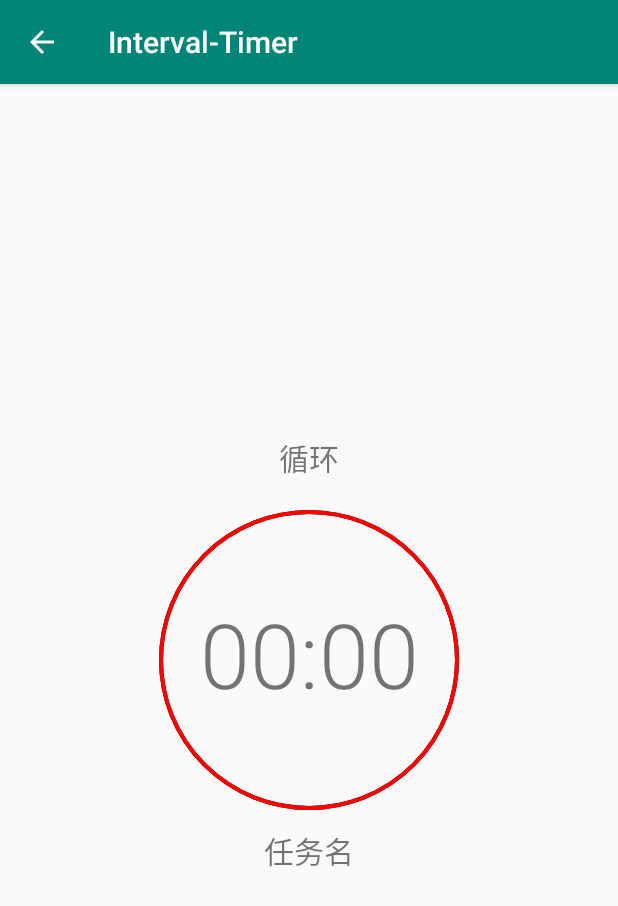
After one commit to lazystitan/Interval-Timer, an Android app: the CountDownActivity screen opened directly, with no data from a screen before it, on a phone screen of 412 x 824 dp. The commit adds this screen. Shown: the top 906 px of the screen. Run offline under Robolectric (Android 15) with nearby library versions, the phone set to English and light mode, and no system bars; libraries missing offline, so code that uses them is left out: com.alibaba.fastjson; 2 statements that could not run were skipped.

Commit message:
CountDownTimer是多进程的，操

```diff
--- a/app/src/main/AndroidManifest.xml
+++ b/app/src/main/AndroidManifest.xml
@@ -10,6 +10,12 @@
         android:roundIcon="@mipmap/ic_launcher_round"
         android:supportsRtl="true"
         android:theme="@style/AppTheme">
+
+        <activity android:name=".CountDownActivity"
+            android:parentActivityName=".MainActivity"
+            >
+
+        </activity>
         <activity android:name=".EditTaskActivity"
             android:parentActivityName=".MainActivity"
             >
--- /dev/null
+++ b/app/src/main/java/com/riton/interval_timer/CountDownActivity.java
@@ -0,0 +1,133 @@
+package com.riton.interval_timer;
+
+import android.app.AlertDialog;
+import android.content.DialogInterface;
+import android.content.Intent;
+import android.os.Bundle;
+import android.os.CountDownTimer;
+import android.os.SystemClock;
+import android.support.constraint.ConstraintLayout;
+import android.support.v7.app.AppCompatActivity;
+import android.util.Log;
+import android.view.KeyEvent;
+import android.view.View;
+import android.widget.RelativeLayout;
+import android.widget.TextView;
+
+import java.util.ArrayList;
+import java.util.List;
+
+public class CountDownActivity extends AppCompatActivity {
+   private TextView mTvValue;
+   private TextView circulation;
+   private TextView activityName;
+   private Task task;
+   private CountDownTimer countDownTimer;
+    //   private DBHelper mDataBase;
+   private Boolean isFinish=false;
+
+    @Override
+    protected void onCreate(Bundle savedInstanceState) {
+        super.onCreate(savedInstanceState);
+        setContentView(R.layout.activity_count_down);
+        mTvValue=(TextView)findViewById(R.id.countDown);
+        activityName = (TextView) findViewById(R.id.count_down_activity_name);
+        circulation = (TextView) findViewById(R.id.count_down_circulation_number);
+//        mDataBase=new DBHelper(CountDownActivity.this);
+        Intent intent = getIntent();
+        int id=intent.getIntExtra("id",0);
+//        TOTAL_TIME=(long)mDataBase.getTask(id).getLength();
+        task = new Task(getApplicationContext());
+        task.setId(id);
+        task.getTask();
+
+        List<String> names = new ArrayList<>();
+        List<Integer> times = new ArrayList<>();
+
+
+        names.addAll(task.getActivitiesNames());
+        for (int j = 0; j < names.size(); j++) {
+            times.add(task.getAcitvityTimeByName(names.get(j)));
+        }
+
+
+
+        //   private long startTime;
+        for (int j = 0; j < task.getCirculationNumber(); j++) {
+            String circulationString = "循环"+String.valueOf(j+1)+"/"+String.valueOf(task.getCirculationNumber());
+            circulation.setText(circulationString);
+            for (int i = 0; i < names.size(); i++) {
+                long activityTime = times.get(i);
+                activityTime = activityTime * 1000;
+
+                activityName.setText(names.get(i));
+
+                countDownTimer = new CountDownTimer(activityTime, 1000) {
+                    @Override
+                    public void onTick(long millisUntilFinished) {
+                        long value = millisUntilFinished / 1000;
+                        String mTv = String.valueOf(value / 60) + ":" + String.valueOf(value % 60);
+                        System.out.println(mTv);
+                        mTvValue.setText(mTv);
+                    }
+
+                    @Override
+                    public void onFinish() {
+                        mTvValue.setText("00:00");
+//                 getFinish();
+                    }
+                };
+//        startTime=SystemClock.elapsedRealtime();
+                countDownTimer.start();
+//                countDownTimer.join();
+
+            }
+//            getFinish();
+        }
+
+
+    }
+    public void getFinish(){
+        isFinish=true;
+        ConstraintLayout recording= (ConstraintLayout) findViewById(R.id.recording);
+        recording.setVisibility(View.GONE);
+        ConstraintLayout complete= (ConstraintLayout) findViewById(R.id.complete);
+        complete.setVisibility(View.VISIBLE);
+//        mDataBase.addPerform(id,startTime,TOTAL_TIME,isFinish);
+    }
+    @Override
+    public boolean onKeyDown(int keyCode, KeyEvent event) {
+        if (keyCode==KeyEvent.KEYCODE_BACK)
+        {
+            if(!isFinish)
+            {
+                AlertDialog.Builder confirmDelete = new AlertDialog.Builder(CountDownActivity.this);
+                confirmDelete.setTitle("取消任务？");
+                confirmDelete.setCancelable(true);
+                confirmDelete.setPositiveButton("确定",
+                        new DialogInterface.OnClickListener() {
+                            public void onClick(DialogInterface dialog, int id) {
+                                countDownTimer.cancel();
+                                finish();
+                                dialog.cancel();
+                            }
+                        });
+                confirmDelete.setNegativeButton("取消",
+                        new DialogInterface.OnClickListener() {
+                            public void onClick(DialogInterface dialog, int id) {
+                                dialog.cancel();
+                            }
+                        });
+
+                AlertDialog alert = confirmDelete.create();
+                alert.show();
+            }
+
+        }
+        return super.onKeyDown(keyCode, event);
+    }
+
+
+
+
+}
--- /dev/null
+++ b/app/src/main/res/drawable/record_progress_bar.xml
@@ -0,0 +1,7 @@
+<?xml version="1.0" encoding="utf-8"?>
+<shape
+    xmlns:android="http://schemas.android.com/apk/res/android"
+    android:shape="oval">
+    <stroke android:width="2.5dp" android:color="#FF0000" />
+    <size android:width="80dp" android:height="80dp"/>
+</shape>
--- /dev/null
+++ b/app/src/main/res/drawable/record_progress_bar_background.xml
@@ -0,0 +1,7 @@
+<?xml version="1.0" encoding="utf-8"?>
+<shape
+xmlns:android="http://schemas.android.com/apk/res/android"
+android:shape="oval">
+<stroke android:width="2.5dp" android:color="#030303" />
+<size android:width="80dp" android:height="80dp"/>
+</shape>
--- /dev/null
+++ b/app/src/main/res/layout/activity_count_down.xml
@@ -0,0 +1,102 @@
+<?xml version="1.0" encoding="utf-8"?>
+<RelativeLayout xmlns:android="http://schemas.android.com/apk/res/android"
+    xmlns:app="http://schemas.android.com/apk/res-auto"
+    xmlns:tools="http://schemas.android.com/tools"
+    android:id="@+id/relativeLayout"
+    android:layout_width="match_parent"
+    android:layout_height="match_parent"
+    tools:context=".CountDownActivity">
+
+    <android.support.constraint.ConstraintLayout
+        android:id="@+id/recording"
+        android:layout_width="match_parent"
+        android:layout_height="match_parent">
+
+        <TextView
+            android:id="@+id/countDown"
+            android:layout_width="wrap_content"
+            android:layout_height="wrap_content"
+            android:layout_marginBottom="64dp"
+            android:fontFamily="sans-serif-light"
+            android:text="00:00"
+            android:textSize="60sp"
+            app:layout_constraintBottom_toBottomOf="@+id/recordProgressBar"
+            app:layout_constraintLeft_toLeftOf="parent"
+            app:layout_constraintRight_toRightOf="parent" />
+
+        <ProgressBar
+            android:id="@+id/recordProgressBar"
+            style="?android:attr/progressBarStyleHorizontal"
+            android:layout_width="200dp"
+            android:layout_height="200dp"
+            android:layout_centerHorizontal="true"
+            android:layout_centerVertical="true"
+            android:background="@drawable/record_progress_bar_background"
+            android:indeterminate="false"
+            android:max="100"
+
+            android:progress="0"
+            android:progressDrawable="@drawable/record_progress_bar"
+            app:layout_constraintBottom_toBottomOf="parent"
+            app:layout_constraintLeft_toLeftOf="parent"
+            app:layout_constraintRight_toRightOf="parent"
+            app:layout_constraintTop_toTopOf="parent" />
+
+        <TextView
+            android:id="@+id/count_down_activity_name"
+            android:layout_width="wrap_content"
+            android:layout_height="wrap_content"
+            android:layout_marginTop="12dp"
+            android:text="任务名"
+            android:textSize="20dp"
+            app:layout_constraintLeft_toLeftOf="parent"
+            app:layout_constraintRight_toRightOf="parent"
+            app:layout_constraintTop_toBottomOf="@+id/recordProgressBar" />
+
+        <TextView
+            android:id="@+id/count_down_circulation_number"
+            android:layout_width="wrap_content"
+            android:layout_height="wrap_content"
+            android:layout_marginStart="8dp"
+            android:layout_marginEnd="8dp"
+            android:layout_marginBottom="20dp"
+            android:text="循环"
+            android:textSize="20dp"
+            app:layout_constraintBottom_toTopOf="@+id/recordProgressBar"
+            app:layout_constraintEnd_toEndOf="parent"
+            app:layout_constraintStart_toStartOf="parent" />
+    </android.support.constraint.ConstraintLayout>
+
+    <android.support.constraint.ConstraintLayout
+        android:id="@+id/complete"
+        android:layout_width="match_parent"
+        android:layout_height="match_parent"
+        android:visibility="gone">
+
+        <ImageView
+            android:id="@+id/get_img"
+            android:layout_width="wrap_content"
+            android:layout_height="wrap_content"
+            android:layout_centerVertical="true"
+            android:adjustViewBounds="true"
+            android:maxWidth="70pt"
+            android:maxHeight="70pt"
+            android:scaleType="fitCenter"
+            android:src="@drawable/get"
+            app:layout_constraintBottom_toBottomOf="parent"
+            app:layout_constraintLeft_toLeftOf="parent"
+            app:layout_constraintRight_toRightOf="parent"
+            app:layout_constraintTop_toTopOf="parent" />
+
+        <TextView
+            android:id="@+id/textView3"
+            android:layout_width="wrap_content"
+            android:layout_height="wrap_content"
+            android:layout_marginTop="10dp"
+            android:text="您已完成任务"
+            android:textSize="30sp"
+            app:layout_constraintLeft_toLeftOf="parent"
+            app:layout_constraintRight_toRightOf="parent"
+            app:layout_constraintTop_toBottomOf="@+id/get_img" />
+    </android.support.constraint.ConstraintLayout>
+</RelativeLayout>
--- a/app/src/main/res/layout/activity_edit_task.xml
+++ b/app/src/main/res/layout/activity_edit_task.xml
@@ -89,11 +89,12 @@
             android:layout_marginEnd="16dp"
             android:layout_marginBottom="8dp"
             android:clickable="true"
+            android:src="@drawable/plus"
             app:layout_constraintBottom_toBottomOf="@+id/edit_task_recycler_view"
             app:layout_constraintEnd_toEndOf="parent"
             app:layout_constraintHorizontal_bias="0.498"
             app:layout_constraintStart_toStartOf="parent"
-            app:srcCompat="@android:drawable/ic_menu_add" />
+            app:useCompatPadding="false" />
 
         <android.support.v7.widget.RecyclerView
             android:id="@+id/edit_task_recycler_view"
--- a/app/src/main/res/layout/activity_main.xml
+++ b/app/src/main/res/layout/activity_main.xml
@@ -8,8 +8,8 @@
 
     <android.support.design.widget.FloatingActionButton
         android:id="@+id/add_task"
-        android:layout_width="59dp"
-        android:layout_height="62dp"
+        android:layout_width="wrap_content"
+        android:layout_height="wrap_content"
         android:layout_marginStart="16dp"
         android:layout_marginEnd="16dp"
         android:layout_marginBottom="16dp"
@@ -18,7 +18,7 @@
         app:layout_constraintBottom_toBottomOf="parent"
         app:layout_constraintEnd_toEndOf="parent"
         app:layout_constraintStart_toStartOf="parent"
-        app:srcCompat="@android:drawable/ic_menu_add" />
+        android:src="@drawable/plus" />
 
     <android.support.v7.widget.RecyclerView
         android:id="@+id/task_list"
```
Also changed, not shown: app/src/main/java/com/riton/interval_timer/MainActivityAdapter.java (+9 -0 lines), app/src/main/res/drawable/get.jpg (added), app/src/main/res/drawable/plus.png (added).
